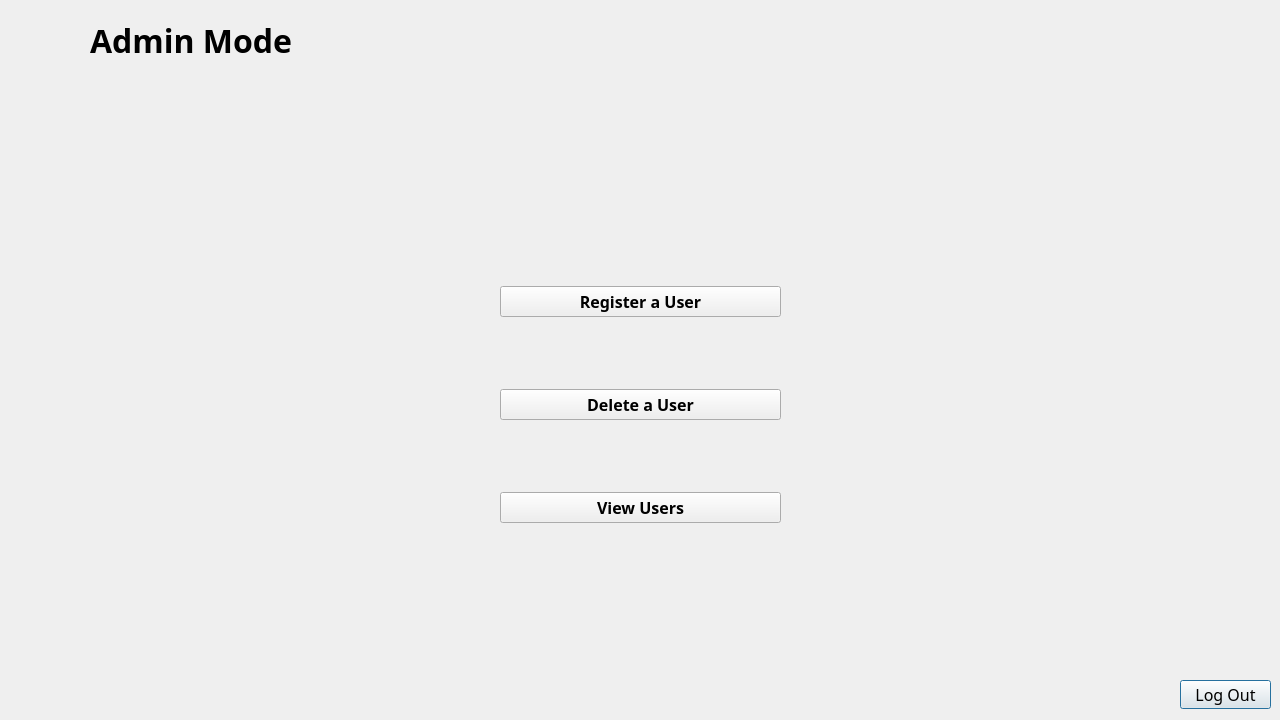
Before: the Qt Designer form FormulaManager/admin.ui in AtuLxCE/formula-encyclopaedia, drawn with Qt 5.
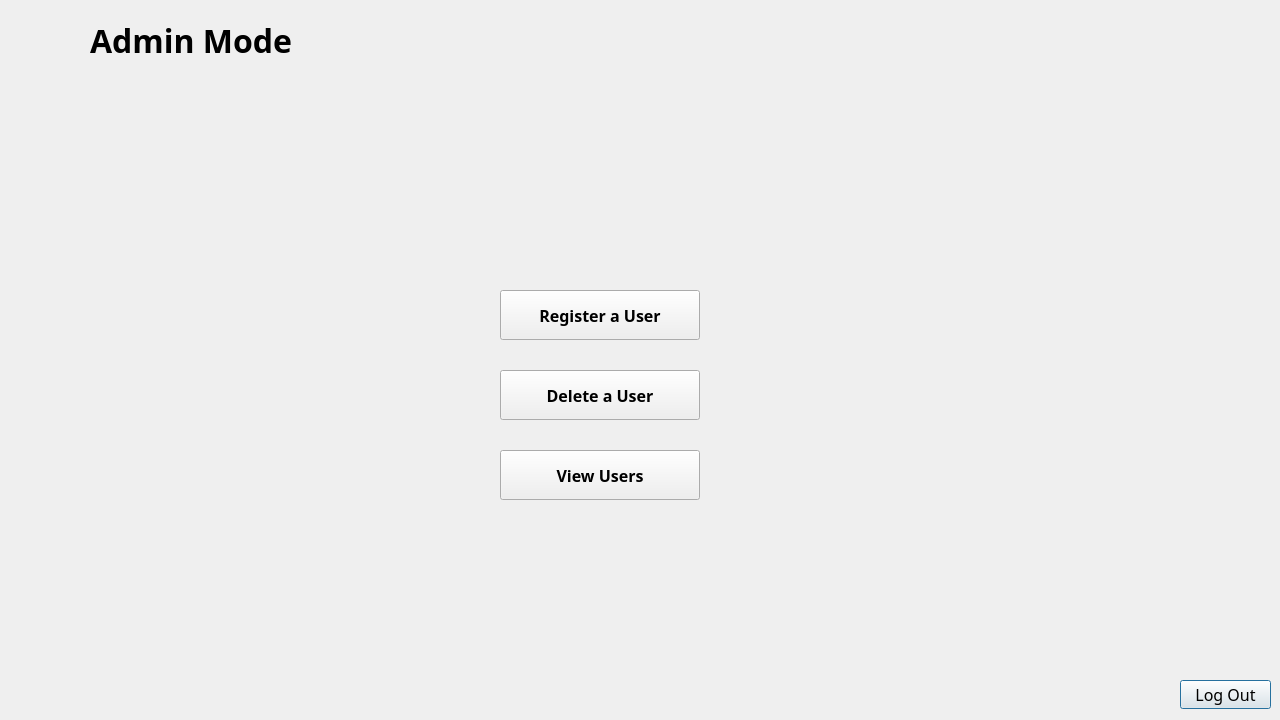
After: the same form once the commit is applied. Icons and pictures are not drawn.

The edit to the form file:
```diff
--- a/FormulaManager/admin.ui
+++ b/FormulaManager/admin.ui
@@ -97,21 +97,38 @@
     <number>0</number>
    </property>
    <widget class="QWidget" name="main_menu">
-    <widget class="QWidget" name="layoutWidget">
+    <widget class="QPushButton" name="pushButton_4">
      <property name="geometry">
       <rect>
        <x>490</x>
-       <y>70</y>
-       <width>281</width>
-       <height>371</height>
+       <y>300</y>
+       <width>200</width>
+       <height>50</height>
       </rect>
      </property>
-     <layout class="QVBoxLayout" name="verticalLayout_4">
-      <item>
+     <property name="font">
+      <font>
+       <family>Bahnschrift Light Condensed</family>
+       <pointsize>12</pointsize>
+       <bold>true</bold>
+      </font>
+     </property>
+     <property name="text">
+      <string>View Users</string>
+     </property>
+    </widget>
        <widget class="QPushButton" name="pushButton_2">
+     <property name="geometry">
+      <rect>
+       <x>490</x>
+       <y>140</y>
+       <width>200</width>
+       <height>50</height>
+      </rect>
+     </property>
         <property name="font">
          <font>
-          <family>Agency FB</family>
+       <family>Bahnschrift Light Condensed</family>
           <pointsize>12</pointsize>
           <bold>true</bold>
          </font>
@@ -120,12 +137,18 @@
          <string>Register a User</string>
         </property>
        </widget>
-      </item>
-      <item>
        <widget class="QPushButton" name="pushButton_3">
+     <property name="geometry">
+      <rect>
+       <x>490</x>
+       <y>220</y>
+       <width>200</width>
+       <height>50</height>
+      </rect>
+     </property>
         <property name="font">
          <font>
-          <family>Agency FB</family>
+       <family>Bahnschrift Light Condensed</family>
           <pointsize>12</pointsize>
           <bold>true</bold>
          </font>
@@ -133,23 +156,6 @@
         <property name="text">
          <string>Delete a User</string>
         </property>
-       </widget>
-      </item>
-      <item>
-       <widget class="QPushButton" name="pushButton_4">
-        <property name="font">
-         <font>
-          <family>Agency FB</family>
-          <pointsize>12</pointsize>
-          <bold>true</bold>
-         </font>
-        </property>
-        <property name="text">
-         <string>View Users</string>
-        </property>
-       </widget>
-      </item>
-     </layout>
     </widget>
    </widget>
    <widget class="QWidget" name="user_regirstration">
```
Left out of the diff: 37 changed lines with no effect on the pictures. Lines whose indentation alone changed are shown as unchanged.
